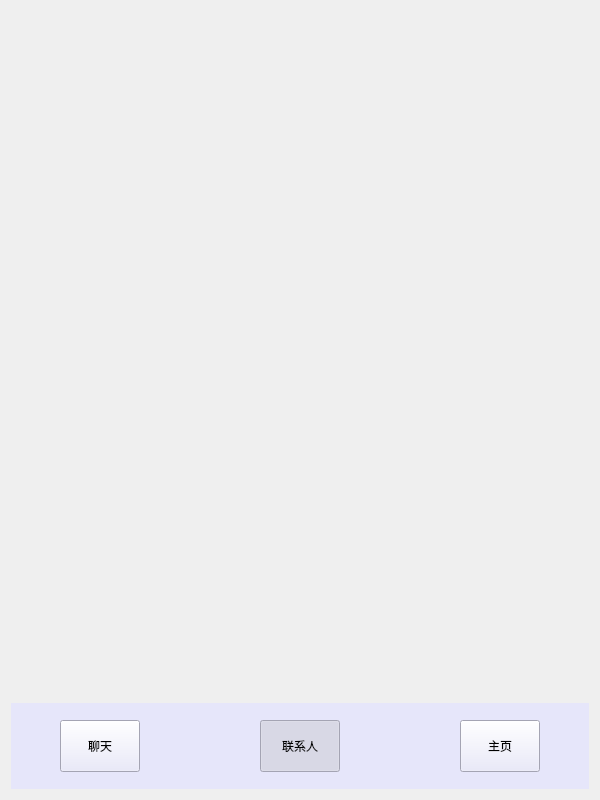
Keter-R/Easy, file MainPage.ui: the form before one commit.
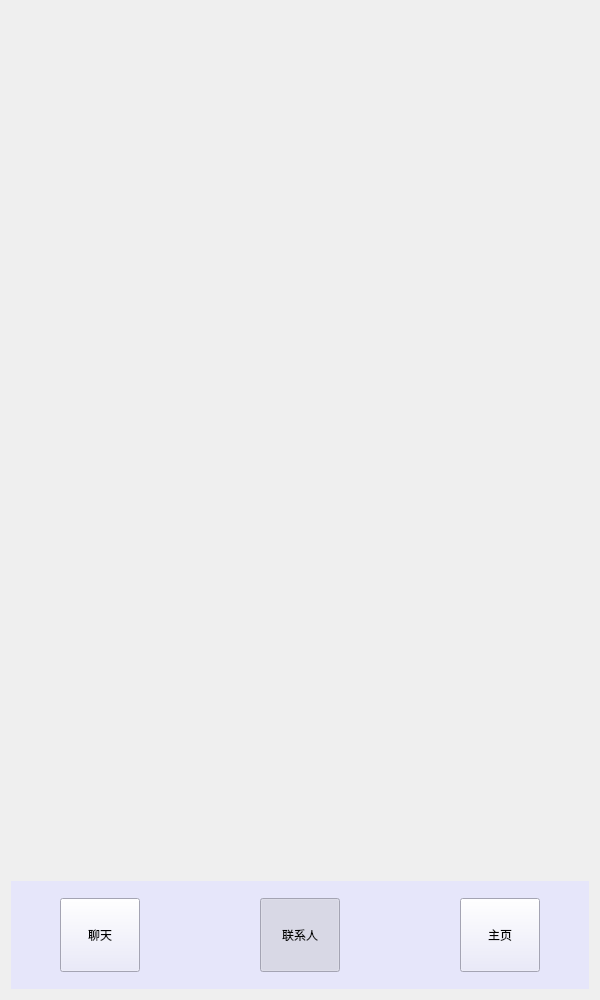
The form after the commit. Icons and pictures are not drawn.

What changed in the file:
```diff
--- a/MainPage.ui
+++ b/MainPage.ui
@@ -7,7 +7,7 @@
     <x>0</x>
     <y>0</y>
     <width>600</width>
-    <height>800</height>
+    <height>1000</height>
    </rect>
   </property>
   <property name="windowTitle">
```
